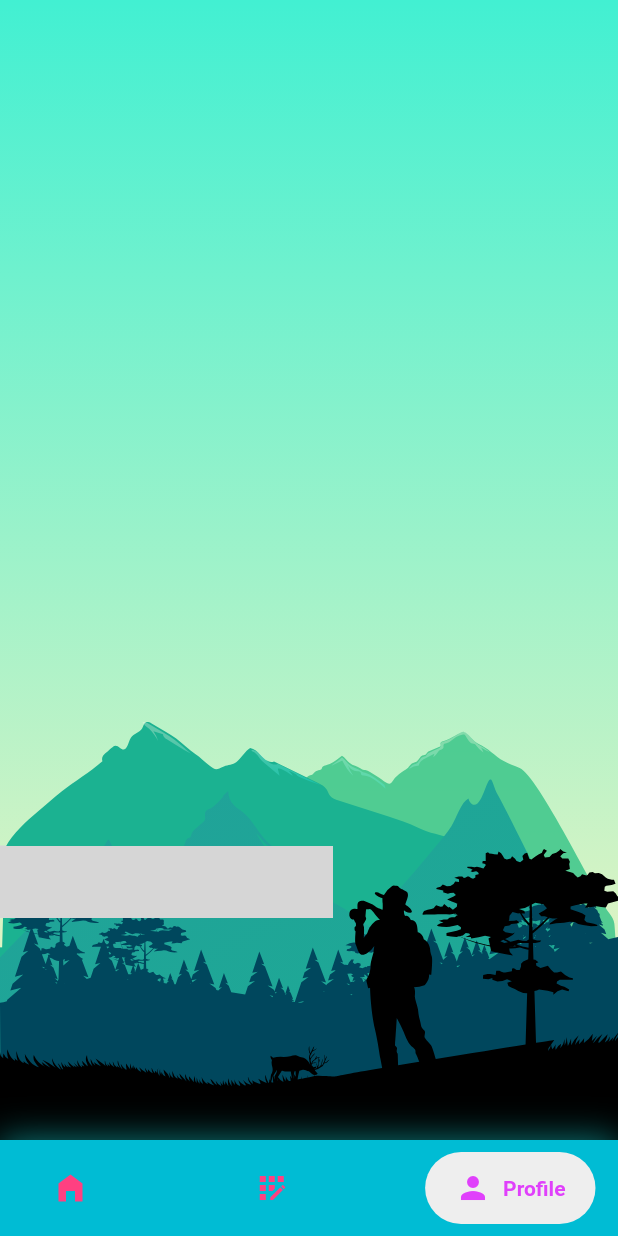
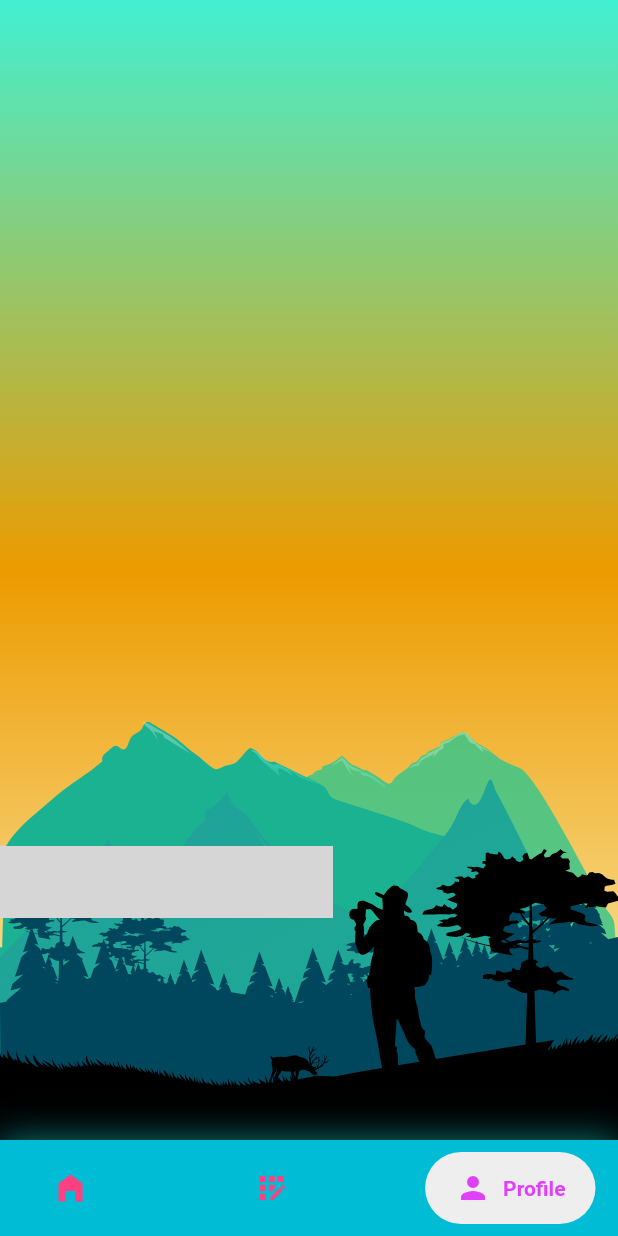
Before and after one commit to rohan165-boop/e-commerse, a Flutter app: the screen it shows after launch, item 3 of the bottom bar chosen, on a phone screen of 412 x 824 dp. Run offline on Flutter 3.47's test engine with Material 2 defaults, Android fonts, the phone set to English and light mode, and no system bars; drawn by our look-alikes of google_nav_bar; our stand-ins replace audioplayers, equatable, flutter_svg, glassmorphism; project files that could hold a hidden picture were left out; grey boxes are pictures that could not be loaded.

Commit message:
even more responsive

```diff
--- a/lib/constants/app_colors.dart
+++ b/lib/constants/app_colors.dart
@@ -14,4 +14,9 @@ class AppColors {
   static const grey = Color(0xff808080);
   static const orange = Color(0xffffaf00);
   static const water = Colors.cyan;
+  static const sun = Color(0xffec5300);
+  static const sun1 = Color(0xffecca00);
+  static const suncolor = Color(0xffec9b00);
+  static const skycolor = Color.fromARGB(255, 66, 240, 210);
+  static const sunrise = Color.fromARGB(255, 253, 244, 193);
 }
--- a/lib/features/profile_page/view/profile_screen.dart
+++ b/lib/features/profile_page/view/profile_screen.dart
@@ -58,8 +58,9 @@ class _ProfileScreenState extends State<ProfileScreen> {
               begin: Alignment.topCenter,
               end: Alignment.bottomCenter,
               colors: [
-                Color.fromARGB(255, 66, 240, 210),
-                Color.fromARGB(255, 253, 244, 193)
+                AppColors.skycolor,
+                AppColors.suncolor,
+                AppColors.sunrise
               ]),
         ),
         child: Stack(
@@ -68,7 +69,14 @@ class _ProfileScreenState extends State<ProfileScreen> {
               bottom: (screensize.height * 0.18) + (_sunspeed * _scrolloffset),
               left: 0,
               right: 190,
-              child: SvgPicture.asset(SVGConstants.sun),
+              child: ValueListenableBuilder<bool>(
+                  valueListenable: isSunset,
+                  builder: (context, value, _) {
+                    return SvgPicture.asset(
+                      SVGConstants.sun,
+                      color: value ? AppColors.sun1 : AppColors.sun,
+                    );
+                  }),
             ),
             Positioned(
               bottom: _layer4speed * _scrolloffset,
```
